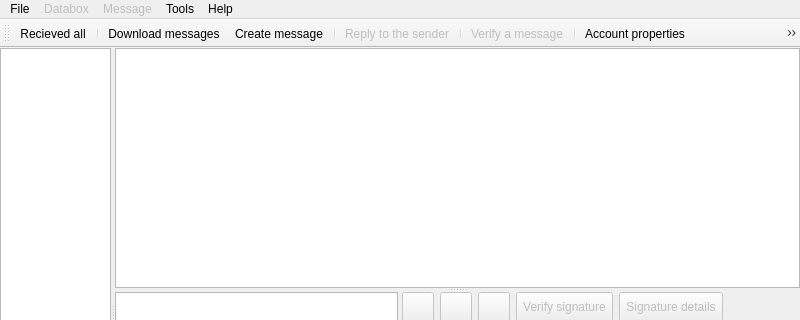
Qt form src/gui/ui/datovka.ui (psakar/datovka) before a commit; both pictures show x 0 to 800 and y 0 to 320 of the 800 by 600 pixel window.
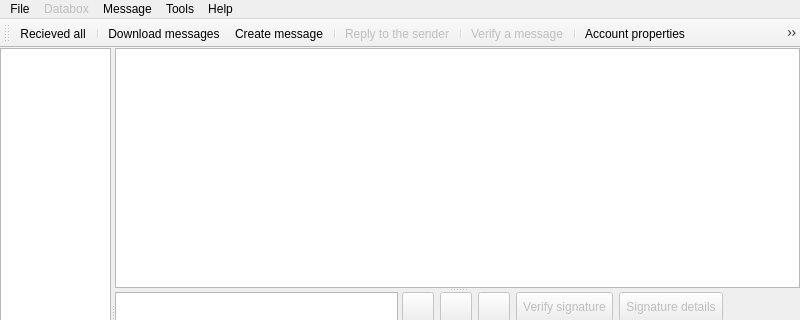
The same form after that commit. Icons and pictures are not drawn.

Commit message: Change name and position of some items in Menu

Diff of the .ui file:
```diff
--- a/src/gui/ui/datovka.ui
+++ b/src/gui/ui/datovka.ui
@@ -419,7 +419,7 @@
    </widget>
    <widget class="QMenu" name="menuMessage">
     <property name="enabled">
-     <bool>false</bool>
+     <bool>true</bool>
     </property>
     <property name="title">
      <string>Message</string>
```
Left out of the diff: 15 changed lines with no effect on the pictures.
